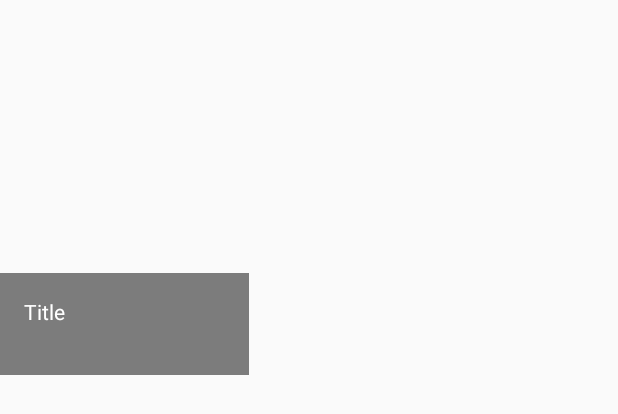
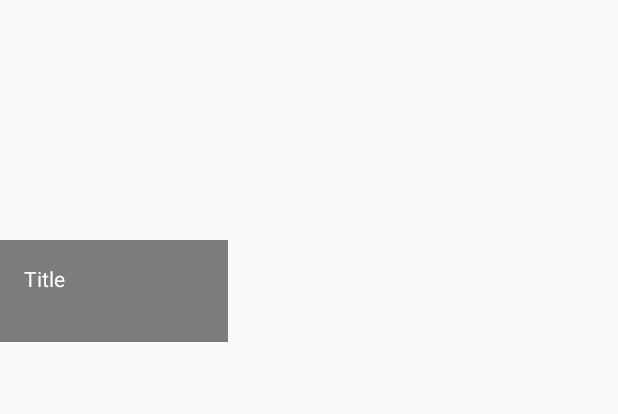
Before and after one commit to spectrl/comix, an Android app: the layout item_comic.xml on its own in the app's theme, with its tools: preview values and no code run, on a phone screen of 412 x 824 dp. Shown: the top 414 px of the screen. Run offline under Robolectric (Android 15) with nearby library versions, the phone set to English and light mode, and no system bars.

Commit message:
Add comic item spacing using decoration

```diff
--- a/app/src/main/java/com/spectrl/comix/collection/view/CollectionView.java
+++ b/app/src/main/java/com/spectrl/comix/collection/view/CollectionView.java
@@ -51,6 +51,7 @@ public class CollectionView extends FrameLayout implements CollectionContract.Co
 
         comicsRecyclerView.setAdapter(collectionAdapter);
         comicsRecyclerView.setLayoutManager(new GridLayoutManager(getContext(), columns));
+        comicsRecyclerView.addItemDecoration(new ItemOffsetDecoration(getContext(), R.dimen.grid_spacing));
     }
 
     @Override
--- a/app/src/main/res/layout/item_comic.xml
+++ b/app/src/main/res/layout/item_comic.xml
@@ -1,8 +1,9 @@
 <?xml version="1.0" encoding="utf-8"?>
 <FrameLayout xmlns:android="http://schemas.android.com/apk/res/android"
     xmlns:tools="http://schemas.android.com/tools"
-    android:layout_width="166dp"
-    android:layout_height="250dp">
+    android:layout_width="152dp"
+    android:layout_height="228dp"
+    android:foreground="?attr/selectableItemBackground">
 
     <ImageView
         android:id="@+id/thumbnail"
--- a/app/src/main/res/values/dimens.xml
+++ b/app/src/main/res/values/dimens.xml
@@ -4,4 +4,5 @@
     <dimen name="activity_vertical_margin">16dp</dimen>
 
     <integer name="num_columns">3</integer>
+    <dimen name="grid_spacing">4dp</dimen>
 </resources>
```
Also changed, not shown: app/src/main/java/com/spectrl/comix/collection/view/ItemOffsetDecoration.java (added, +28 -0 lines).
